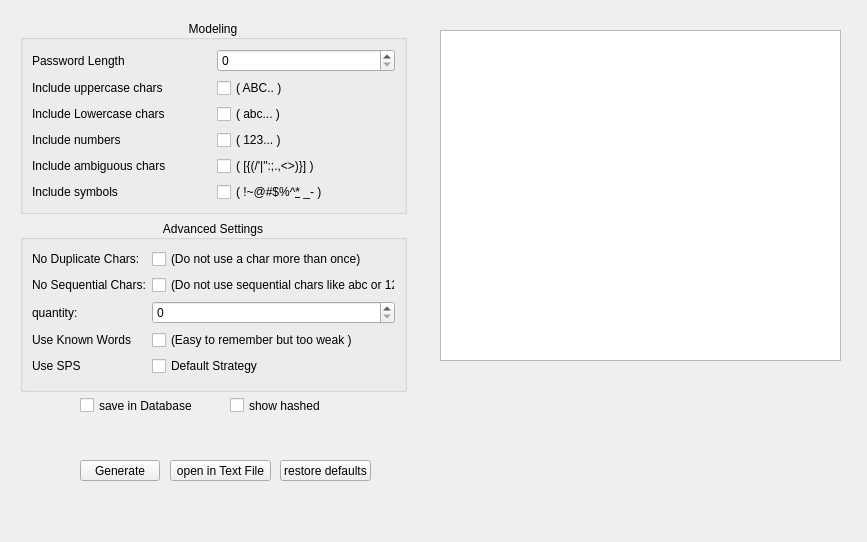
Above: GUI/passwordgenerator.ui from pouyace/Password-Keeper before the change. Below: the same form after it.
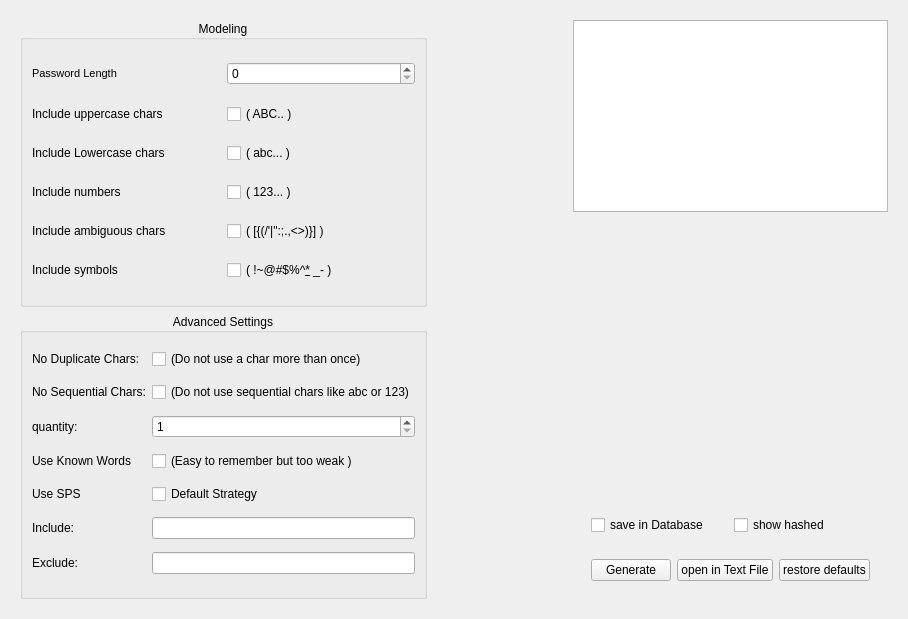
That is the form after the change.

The edit to the form file:
```diff
--- a/GUI/passwordgenerator.ui
+++ b/GUI/passwordgenerator.ui
@@ -6,21 +6,18 @@
    <rect>
     <x>0</x>
     <y>0</y>
-    <width>867</width>
-    <height>542</height>
+    <width>908</width>
+    <height>619</height>
    </rect>
   </property>
   <property name="windowTitle">
    <string>Form</string>
   </property>
+  <layout class="QHBoxLayout" name="horizontalLayout_3">
+   <item>
   <widget class="QWidget" name="widget_2" native="true">
-   <property name="geometry">
-    <rect>
-     <x>20</x>
-     <y>20</y>
-     <width>387</width>
-     <height>372</height>
-    </rect>
+     <property name="class" stdset="0">
+      <string>widget</string>
    </property>
    <layout class="QVBoxLayout" name="verticalLayout">
     <item>
@@ -116,6 +113,11 @@
        </item>
        <item row="0" column="0">
         <widget class="QLabel" name="label_11">
+           <property name="font">
+            <font>
+             <pointsize>8</pointsize>
+            </font>
+           </property>
          <property name="text">
           <string>Password Length</string>
          </property>
@@ -136,6 +138,53 @@
        <set>Qt::AlignCenter</set>
       </property>
       <layout class="QGridLayout" name="gridLayout_2">
+         <item row="3" column="0">
+          <widget class="QLabel" name="label_9">
+           <property name="text">
+            <string>Use Known Words</string>
+           </property>
+          </widget>
+         </item>
+         <item row="2" column="1">
+          <widget class="QSpinBox" name="passwordCountSpinBox">
+           <property name="sizePolicy">
+            <sizepolicy hsizetype="Preferred" vsizetype="Fixed">
+             <horstretch>0</horstretch>
+             <verstretch>0</verstretch>
+            </sizepolicy>
+           </property>
+           <property name="minimum">
+            <number>1</number>
+           </property>
+          </widget>
+         </item>
+         <item row="3" column="1">
+          <widget class="QCheckBox" name="knownWordsCheckBox">
+           <property name="sizePolicy">
+            <sizepolicy hsizetype="Maximum" vsizetype="Fixed">
+             <horstretch>0</horstretch>
+             <verstretch>0</verstretch>
+            </sizepolicy>
+           </property>
+           <property name="text">
+            <string>(Easy to remember but too weak )</string>
+           </property>
+          </widget>
+         </item>
+         <item row="4" column="1">
+          <widget class="QCheckBox" name="SPSCheckBox">
+           <property name="text">
+            <string>Default Strategy</string>
+           </property>
+          </widget>
+         </item>
+         <item row="5" column="0">
+          <widget class="QLabel" name="label_12">
+           <property name="text">
+            <string>Include:</string>
+           </property>
+          </widget>
+         </item>
        <item row="1" column="0">
         <widget class="QLabel" name="label_7">
          <property name="text">
@@ -143,22 +192,41 @@
          </property>
         </widget>
        </item>
+         <item row="4" column="0">
+          <widget class="QLabel" name="label_10">
+           <property name="text">
+            <string>Use SPS</string>
+           </property>
+          </widget>
+         </item>
+         <item row="0" column="0">
+          <widget class="QLabel" name="label_6">
+           <property name="text">
+            <string>No Duplicate Chars:</string>
+           </property>
+          </widget>
+         </item>
        <item row="0" column="1">
         <widget class="QCheckBox" name="duplicateCheckBox">
+           <property name="sizePolicy">
+            <sizepolicy hsizetype="Maximum" vsizetype="Fixed">
+             <horstretch>0</horstretch>
+             <verstretch>0</verstretch>
+            </sizepolicy>
+           </property>
          <property name="text">
           <string>(Do not use a char more than once)</string>
          </property>
         </widget>
        </item>
-       <item row="3" column="1">
-        <widget class="QCheckBox" name="knownWordsCheckBox">
-         <property name="text">
-          <string>(Easy to remember but too weak )</string>
-         </property>
-        </widget>
-       </item>
        <item row="1" column="1">
         <widget class="QCheckBox" name="sequentialCheckBox">
+           <property name="sizePolicy">
+            <sizepolicy hsizetype="Maximum" vsizetype="Fixed">
+             <horstretch>0</horstretch>
+             <verstretch>0</verstretch>
+            </sizepolicy>
+           </property>
          <property name="text">
           <string>(Do not use sequential chars like abc or 123)</string>
          </property>
@@ -171,117 +239,155 @@
          </property>
         </widget>
        </item>
-       <item row="2" column="1">
-        <widget class="QSpinBox" name="passwordCountSpinBox"/>
-       </item>
-       <item row="3" column="0">
-        <widget class="QLabel" name="label_9">
+         <item row="6" column="0">
+          <widget class="QLabel" name="label_13">
          <property name="text">
-          <string>Use Known Words</string>
+            <string>Exclude:</string>
          </property>
         </widget>
        </item>
-       <item row="0" column="0">
-        <widget class="QLabel" name="label_6">
-         <property name="text">
-          <string>No Duplicate Chars:</string>
+         <item row="5" column="1">
+          <widget class="QLineEdit" name="includeLineEdit">
+           <property name="sizePolicy">
+            <sizepolicy hsizetype="Preferred" vsizetype="Fixed">
+             <horstretch>0</horstretch>
+             <verstretch>0</verstretch>
+            </sizepolicy>
          </property>
         </widget>
        </item>
-       <item row="4" column="1">
-        <widget class="QCheckBox" name="SPSCheckBox">
-         <property name="text">
-          <string>Default Strategy</string>
+         <item row="6" column="1">
+          <widget class="QLineEdit" name="excludeLineEdit">
+           <property name="sizePolicy">
+            <sizepolicy hsizetype="Preferred" vsizetype="Fixed">
+             <horstretch>0</horstretch>
+             <verstretch>0</verstretch>
+            </sizepolicy>
          </property>
         </widget>
        </item>
-       <item row="4" column="0">
-        <widget class="QLabel" name="label_10">
-         <property name="text">
-          <string>Use SPS</string>
-         </property>
-        </widget>
-       </item>
       </layout>
      </widget>
     </item>
    </layout>
   </widget>
-  <widget class="QPushButton" name="generatePushButton">
-   <property name="geometry">
-    <rect>
-     <x>80</x>
-     <y>460</y>
-     <width>80</width>
-     <height>21</height>
-    </rect>
-   </property>
-   <property name="text">
-    <string>Generate</string>
-   </property>
-  </widget>
-  <widget class="QPushButton" name="restorePushButton">
-   <property name="geometry">
-    <rect>
-     <x>280</x>
-     <y>460</y>
-     <width>91</width>
-     <height>21</height>
-    </rect>
-   </property>
-   <property name="text">
-    <string>restore defaults</string>
-   </property>
-  </widget>
-  <widget class="QPushButton" name="openInTextFilePushButton">
-   <property name="geometry">
-    <rect>
-     <x>170</x>
-     <y>460</y>
-     <width>101</width>
-     <height>21</height>
-    </rect>
-   </property>
-   <property name="text">
-    <string>open in Text File</string>
-   </property>
-  </widget>
+   </item>
+   <item>
+    <spacer name="verticalSpacer_2">
+     <property name="orientation">
+      <enum>Qt::Vertical</enum>
+     </property>
+     <property name="sizeHint" stdset="0">
+      <size>
+       <width>20</width>
+       <height>40</height>
+      </size>
+     </property>
+    </spacer>
+   </item>
+   <item>
+    <spacer name="horizontalSpacer">
+     <property name="orientation">
+      <enum>Qt::Horizontal</enum>
+     </property>
+     <property name="sizeHint" stdset="0">
+      <size>
+       <width>40</width>
+       <height>20</height>
+      </size>
+     </property>
+    </spacer>
+   </item>
+   <item>
+    <widget class="QWidget" name="widget_5" native="true">
+     <layout class="QVBoxLayout" name="verticalLayout_3">
+      <item>
   <widget class="QTextEdit" name="ouputTextEdit">
-   <property name="geometry">
-    <rect>
-     <x>440</x>
-     <y>30</y>
-     <width>401</width>
-     <height>331</height>
-    </rect>
-   </property>
-  </widget>
+        <property name="sizePolicy">
+         <sizepolicy hsizetype="Preferred" vsizetype="Maximum">
+          <horstretch>0</horstretch>
+          <verstretch>0</verstretch>
+         </sizepolicy>
+        </property>
+        <property name="html">
+         <string>&lt;!DOCTYPE HTML PUBLIC &quot;-//W3C//DTD HTML 4.0//EN&quot; &quot;http://www.w3.org/TR/REC-html40/strict.dtd&quot;&gt;
+&lt;html&gt;&lt;head&gt;&lt;meta name=&quot;qrichtext&quot; content=&quot;1&quot; /&gt;&lt;style type=&quot;text/css&quot;&gt;
+p, li { white-space: pre-wrap; }
+&lt;/style&gt;&lt;/head&gt;&lt;body style=&quot; font-family:'MS Shell Dlg 2'; font-size:8.25pt; font-weight:400; font-style:normal;&quot;&gt;
+&lt;p style=&quot;-qt-paragraph-type:empty; margin-top:0px; margin-bottom:0px; margin-left:0px; margin-right:0px; -qt-block-indent:0; text-indent:0px;&quot;&gt;&lt;br /&gt;&lt;/p&gt;&lt;/body&gt;&lt;/html&gt;</string>
+        </property>
+       </widget>
+      </item>
+      <item>
+       <spacer name="verticalSpacer">
+        <property name="orientation">
+         <enum>Qt::Vertical</enum>
+        </property>
+        <property name="sizeHint" stdset="0">
+         <size>
+          <width>20</width>
+          <height>40</height>
+         </size>
+        </property>
+       </spacer>
+      </item>
+      <item>
+       <widget class="QWidget" name="widget_4" native="true">
+        <layout class="QVBoxLayout" name="verticalLayout_2">
+         <item>
+          <widget class="QWidget" name="widget_3" native="true">
+           <layout class="QHBoxLayout" name="horizontalLayout_2">
+            <item>
   <widget class="QCheckBox" name="saveInDBCheckBox">
-   <property name="geometry">
-    <rect>
-     <x>80</x>
-     <y>390</y>
-     <width>121</width>
-     <height>31</height>
-    </rect>
-   </property>
    <property name="text">
     <string>save in Database</string>
    </property>
   </widget>
+            </item>
+            <item>
   <widget class="QCheckBox" name="showHashedCheckBox">
-   <property name="geometry">
-    <rect>
-     <x>230</x>
-     <y>390</y>
-     <width>111</width>
-     <height>31</height>
-    </rect>
-   </property>
    <property name="text">
     <string>show hashed</string>
    </property>
   </widget>
+            </item>
+           </layout>
+          </widget>
+         </item>
+         <item>
+          <widget class="QWidget" name="widget" native="true">
+           <layout class="QHBoxLayout" name="horizontalLayout">
+            <item>
+             <widget class="QPushButton" name="generatePushButton">
+              <property name="text">
+               <string>Generate</string>
+              </property>
+             </widget>
+            </item>
+            <item>
+             <widget class="QPushButton" name="openInTextFilePushButton">
+              <property name="text">
+               <string>open in Text File</string>
+              </property>
+             </widget>
+            </item>
+            <item>
+             <widget class="QPushButton" name="restorePushButton">
+              <property name="text">
+               <string>restore defaults</string>
+              </property>
+             </widget>
+            </item>
+           </layout>
+          </widget>
+         </item>
+        </layout>
+       </widget>
+      </item>
+     </layout>
+    </widget>
+   </item>
+  </layout>
  </widget>
  <resources/>
  <connections/>
```
Lines whose indentation alone changed are shown as unchanged.
